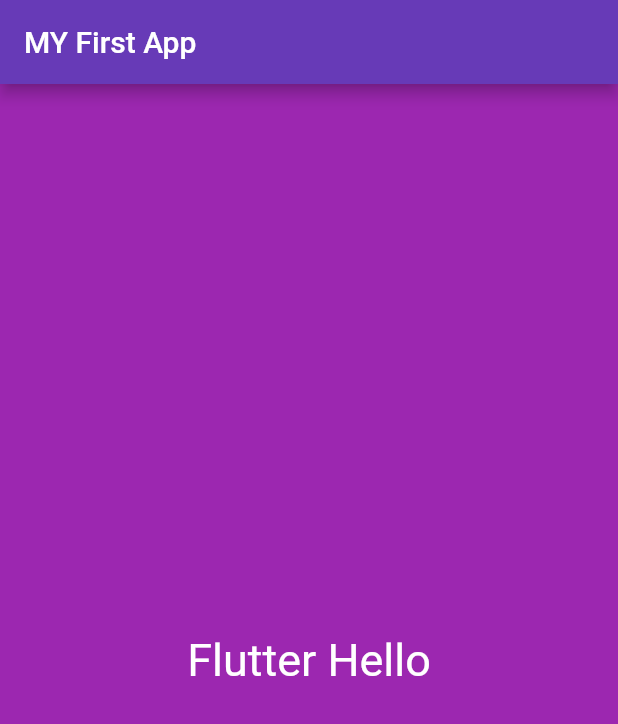
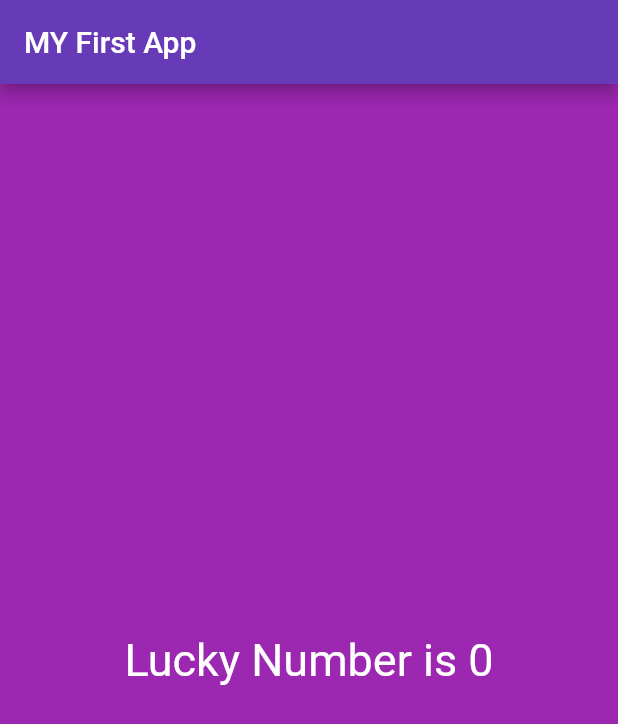
Before and after one commit to mahmoodh12332/Flutter, a Flutter app: the screen it shows after launch, on a phone screen of 412 x 824 dp. Shown: the top 724 px of the screen. Run offline on Flutter 3.47's test engine with Material 2 defaults, Android fonts, the phone set to English and light mode, and no system bars.

Commit message:
flutter-1

```diff
--- /dev/null
+++ b/lib/app_screen/first_screen.dart
@@ -0,0 +1,29 @@
+import 'dart:math';
+
+import "package:flutter/material.dart";
+
+class FirstScreen extends StatelessWidget {
+  @override
+  Widget build(BuildContext context) {
+    return Material(
+      color: Colors.purple,
+      child: Center(
+        child: Text(
+          "Lucky Number is ${generateLuckyNumber()}",
+          textDirection: TextDirection.ltr,
+          textAlign: TextAlign.center,
+          style: TextStyle(
+            color: Colors.white,
+            fontSize: 30.0,
+          ),
+        ),
+      ),
+    );
+  }
+
+  int generateLuckyNumber() {
+    var random = Random();
+    int luckyNumber = random.nextInt(10);
+    return luckyNumber;
+  }
+}
--- a/lib/main.dart
+++ b/lib/main.dart
@@ -1,8 +1,14 @@
 import "package:flutter/material.dart";
 
-void main() {
-  runApp(
-    MaterialApp(
+import 'app_screen/first_screen.dart';
+
+void main() => runApp(MyFlutterappClass());
+
+class MyFlutterappClass extends StatelessWidget {
+  @override
+  Widget build(BuildContext context) {
+    return MaterialApp(
+      debugShowCheckedModeBanner: false,
       title: "Flutter App",
       theme: ThemeData(
         appBarTheme: AppBarTheme(backgroundColor: Colors.deepPurple),
@@ -11,21 +17,8 @@ void main() {
         appBar: AppBar(
           title: Text("MY First App"),
         ),
-        body: Material(
-          color: Colors.purple,
-          child: Center(
-            child: Text(
-              "Flutter Hello",
-              textDirection: TextDirection.ltr,
-              textAlign: TextAlign.center,
-              style: TextStyle(
-                color: Colors.white,
-                fontSize: 30.0,
-              ),
-            ),
-          ),
-        ),
+        body: FirstScreen(),
       ),
-    ),
-  );
+    );
+  }
 }
```
